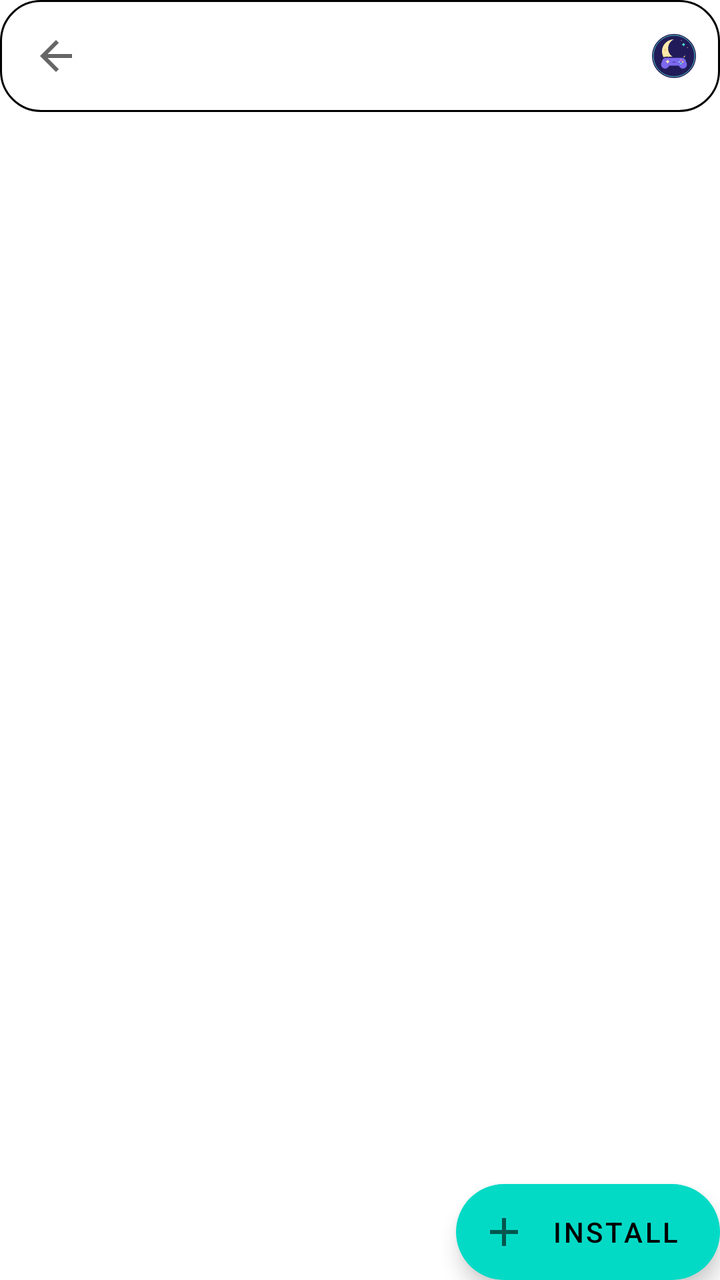
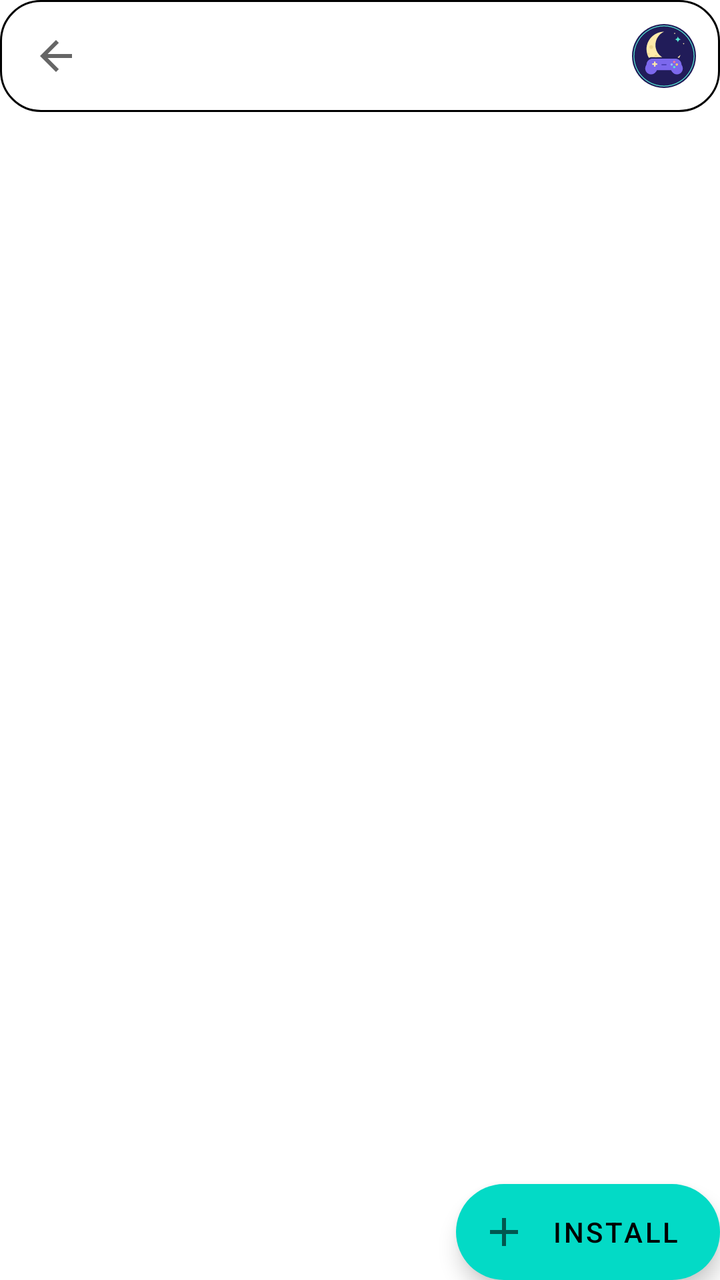

Compare the two renders of this Android layout. The source of the first and the diff that turns it into the second are given below.
<!-- AndroidManifest.xml: fallback theme Theme.MaterialComponents.DayNight.NoActionBar -->
<!-- res/layout/fragment_addons.xml -->
<?xml version="1.0" encoding="utf-8"?>
<androidx.constraintlayout.widget.ConstraintLayout xmlns:android="http://schemas.android.com/apk/res/android"
    xmlns:app="http://schemas.android.com/apk/res-auto"
    android:id="@+id/coordinator_about"
    android:layout_width="match_parent"
    android:layout_height="match_parent"
    android:background="?attr/mwCanvas">

    <com.google.android.material.appbar.AppBarLayout
        android:id="@+id/appbar_addons"
        style="@style/Widget.Eden.TransparentTopAppBarLayout"
        android:layout_width="match_parent"
        android:layout_height="wrap_content"
        android:fitsSystemWindows="true"
        android:touchscreenBlocksFocus="false"
        app:layout_constraintEnd_toEndOf="parent"
        app:layout_constraintStart_toStartOf="parent"
        app:layout_constraintTop_toTopOf="parent">

        <com.google.android.material.appbar.MaterialToolbar
            android:id="@+id/toolbar_addons"
            style="@style/Widget.Eden.TransparentTopToolbar"
            android:layout_width="match_parent"
            android:layout_height="?attr/actionBarSize"
            android:touchscreenBlocksFocus="false"
            app:navigationIcon="@drawable/ic_back" ><ImageView android:layout_width="22dp" android:layout_height="22dp" android:layout_gravity="end" android:layout_marginEnd="12dp" android:src="@drawable/ic_moonwitch_mark" android:importantForAccessibility="no"/></com.google.android.material.appbar.MaterialToolbar>

    </com.google.android.material.appbar.AppBarLayout>

    <androidx.recyclerview.widget.RecyclerView
        android:id="@+id/list_addons"
        android:layout_width="match_parent"
        android:layout_height="0dp"
        android:clipToPadding="false"
        android:defaultFocusHighlightEnabled="false"
        android:nextFocusDown="@id/button_install"
        app:layout_behavior="@string/appbar_scrolling_view_behavior"
        app:layout_constraintBottom_toBottomOf="parent"
        app:layout_constraintEnd_toEndOf="parent"
        app:layout_constraintStart_toStartOf="parent"
        app:layout_constraintTop_toBottomOf="@+id/appbar_addons" />

    <com.google.android.material.floatingactionbutton.ExtendedFloatingActionButton
        android:id="@+id/button_install"
        android:layout_width="wrap_content"
        android:layout_height="wrap_content"
        android:layout_gravity="bottom|end"
        android:text="@string/install"
        app:icon="@drawable/ic_add"
        app:layout_constraintBottom_toBottomOf="parent"
        app:layout_constraintEnd_toEndOf="parent" />

</androidx.constraintlayout.widget.ConstraintLayout>
<!-- resources referenced by this layout -->
<resources>
  <!-- drawable ic_add (drawable) -->
  <vector xmlns:android="http://schemas.android.com/apk/res/android"
      android:width="24dp"
      android:height="24dp"
      android:viewportWidth="24"
      android:viewportHeight="24">
      <path
          android:fillColor="?attr/colorControlNormal"
          android:pathData="M19,13h-6v6h-2v-6H5v-2h6V5h2v6h6v2z" />
  </vector>
  <!-- drawable ic_back (drawable) -->
  <vector xmlns:android="http://schemas.android.com/apk/res/android"
      android:width="24dp"
      android:height="24dp"
      android:autoMirrored="true"
      android:viewportWidth="24"
      android:viewportHeight="24">
      <path
          android:fillColor="?attr/colorControlNormal"
          android:pathData="M20,11H7.83l5.59,-5.59L12,4l-8,8 8,8 1.41,-1.41L7.83,13H20v-2z" />
  </vector>
  <!-- drawable ic_moonwitch_mark: vector/xml drawable (drawable, 2291 chars, omitted) -->
  <string name="install">Install</string>
  <style name="Widget.Eden.TransparentTopAppBarLayout" parent="">
          <item name="android:background">@android:color/transparent</item>
          <item name="android:elevation">0dp</item>
          <item name="android:stateListAnimator">@null</item>
          <item name="elevation">0dp</item>
          <item name="liftOnScroll">false</item>
          <item name="statusBarForeground">@android:color/transparent</item>
      </style>
  <style name="Widget.Eden.TransparentTopToolbar" parent="">
          <item name="android:background">@drawable/mw_reformulation_toolbar_surface</item>
          <item name="android:elevation">0dp</item>
          <item name="backgroundTint">@android:color/transparent</item>
          <item name="titleTextColor">?attr/mwText</item>
          <item name="subtitleTextColor">?attr/mwMuted</item>
          <item name="navigationIconTint">?attr/mwText</item>
      </style>
  <!-- drawable mw_reformulation_toolbar_surface (drawable) -->
  <?xml version="1.0" encoding="utf-8"?>
  <shape xmlns:android="http://schemas.android.com/apk/res/android" android:shape="rectangle"><solid android:color="?attr/mwSurfaceHigh"/><corners android:radius="20dp"/><stroke android:width="1dp" android:color="?attr/mwOutline"/></shape>
</resources>

<!-- the commit's change to res/layout/fragment_addons.xml (unified diff, before → after) -->
@@ -23,7 +23,7 @@
             android:layout_width="match_parent"
             android:layout_height="?attr/actionBarSize"
             android:touchscreenBlocksFocus="false"
-            app:navigationIcon="@drawable/ic_back" ><ImageView android:layout_width="22dp" android:layout_height="22dp" android:layout_gravity="end" android:layout_marginEnd="12dp" android:src="@drawable/ic_moonwitch_mark" android:importantForAccessibility="no"/></com.google.android.material.appbar.MaterialToolbar>
+            app:navigationIcon="@drawable/ic_back" ><ImageView android:layout_width="32dp" android:layout_height="32dp" android:layout_gravity="end" android:layout_marginEnd="12dp" android:src="@drawable/ic_moonwitch_mark" android:importantForAccessibility="no"/></com.google.android.material.appbar.MaterialToolbar>
 
     </com.google.android.material.appbar.AppBarLayout>
 
